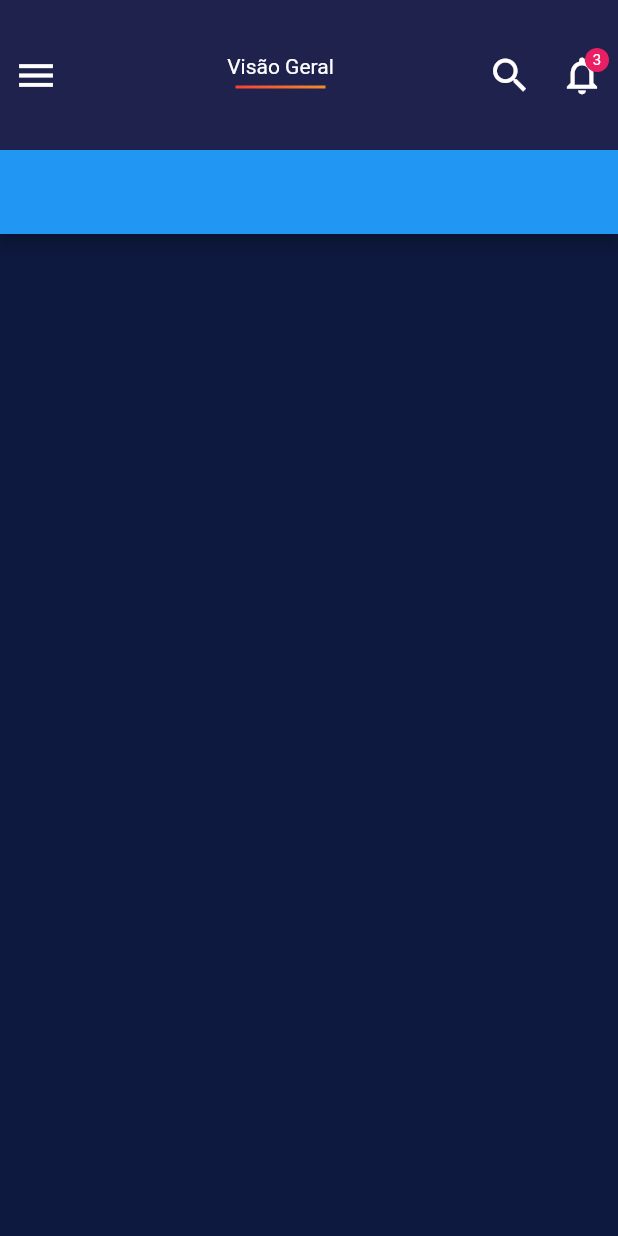
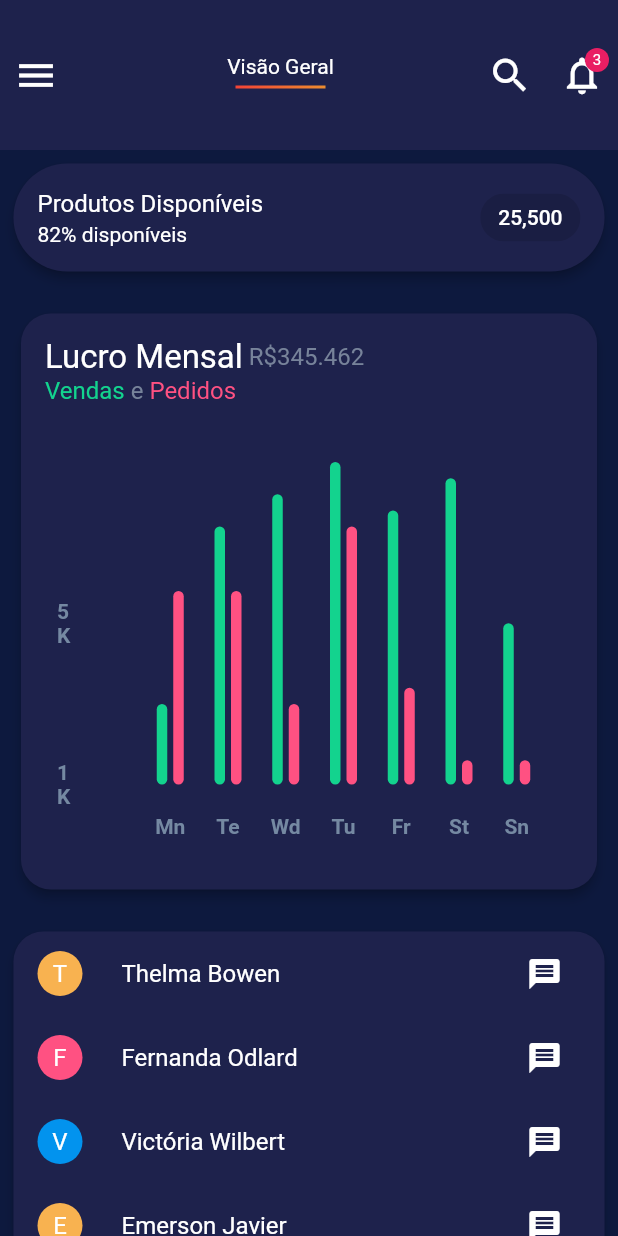
Before and after one commit to zAndreyG/Flutter-Responsive-Mobile-Web-App, a Flutter app: the screen it shows after launch, on a phone screen of 412 x 824 dp. Run offline on Flutter 3.47's test engine with Material 2 defaults, Android fonts, the phone set to English and light mode, and no system bars; drawn by our look-alikes of auto_size_text, fl_chart; our stand-ins replace flutter_svg, google_fonts.

Commit message:
Adding Center Panel
- Person List;
- Linear Graph.

```diff
--- /dev/null
+++ b/responsive_ui_panel/lib/panerl_center/linear_graph.dart
@@ -0,0 +1,300 @@
+import 'package:auto_size_text/auto_size_text.dart';
+import 'package:fl_chart/fl_chart.dart';
+import 'package:flutter/material.dart';
+import 'package:flutter/gestures.dart';
+import 'package:responsive_ui_panel/constants.dart';
+
+class BarChartSample2 extends StatefulWidget {
+  @override
+  State<StatefulWidget> createState() => BarChartSample2State();
+}
+
+class BarChartSample2State extends State<BarChartSample2> {
+  final Color leftBarColor = Constants.greenLight;
+  final Color rightBarColor = Constants.redLight;
+  final double width = 7;
+
+  late List<BarChartGroupData> rawBarGroups;
+  late List<BarChartGroupData> showingBarGroups;
+
+  int touchedGroupIndex = -1;
+
+  @override
+  void initState() {
+    super.initState();
+    final barGroup1 = makeGroupData(0, 5, 12);
+    final barGroup2 = makeGroupData(1, 16, 12);
+    final barGroup3 = makeGroupData(2, 18, 5);
+    final barGroup4 = makeGroupData(3, 20, 16);
+    final barGroup5 = makeGroupData(4, 17, 6);
+    final barGroup6 = makeGroupData(5, 19, 1.5);
+    final barGroup7 = makeGroupData(6, 10, 1.5);
+
+    final items = [
+      barGroup1,
+      barGroup2,
+      barGroup3,
+      barGroup4,
+      barGroup5,
+      barGroup6,
+      barGroup7,
+    ];
+
+    rawBarGroups = items;
+
+    showingBarGroups = rawBarGroups;
+  }
+
+  @override
+  Widget build(BuildContext context) {
+    return Padding(
+      padding: const EdgeInsets.only(
+        left: Constants.kPadding / 2,
+        right: Constants.kPadding / 2,
+        top: Constants.kPadding,
+      ),
+      child: AspectRatio(
+        aspectRatio: 1,
+        child: Card(
+          elevation: 3,
+          shape:
+              RoundedRectangleBorder(borderRadius: BorderRadius.circular(20)),
+          color: Constants.purpleLight,
+          child: Padding(
+            padding: const EdgeInsets.all(16),
+            child: Column(
+              crossAxisAlignment: CrossAxisAlignment.stretch,
+              mainAxisAlignment: MainAxisAlignment.start,
+              mainAxisSize: MainAxisSize.max,
+              children: <Widget>[
+                Row(
+                  crossAxisAlignment: CrossAxisAlignment.center,
+                  mainAxisSize: MainAxisSize.min,
+                  mainAxisAlignment: MainAxisAlignment.start,
+                  children: <Widget>[
+                    const Text(
+                      'Lucro Mensal',
+                      style: TextStyle(color: Colors.white, fontSize: 22),
+                    ),
+                    SizedBox(width: 4),
+                    AutoSizeText(
+                      r'R$345.462',
+                      style: TextStyle(color: Color(0xff77839a), fontSize: 16),
+                      maxLines: 1,
+                      overflow: TextOverflow.ellipsis,
+                    ),
+                  ],
+                ),
+                Row(
+                  crossAxisAlignment: CrossAxisAlignment.center,
+                  mainAxisSize: MainAxisSize.min,
+                  mainAxisAlignment: MainAxisAlignment.start,
+                  children: <Widget>[
+                    Text(
+                      'Vendas',
+                      style: TextStyle(color: leftBarColor, fontSize: 16),
+                    ),
+                    SizedBox(width: 4),
+                    const Text(
+                      'e',
+                      style: TextStyle(color: Color(0xff77839a), fontSize: 16),
+                    ),
+                    SizedBox(width: 4),
+                    Text(
+                      'Pedidos',
+                      style: TextStyle(color: rightBarColor, fontSize: 16),
+                    ),
+                  ],
+                ),
+                const SizedBox(
+                  height: 38,
+                ),
+                Expanded(
+                  child: Padding(
+                    padding: const EdgeInsets.symmetric(horizontal: 8.0),
+                    child: BarChart(
+                      BarChartData(
+                        maxY: 20,
+                        barTouchData: BarTouchData(
+                            touchTooltipData: BarTouchTooltipData(
+                              tooltipBgColor: Colors.grey,
+                              getTooltipItem: (_a, _b, _c, _d) => null,
+                            ),
+                            touchCallback: (response) {
+                              if (response.spot == null) {
+                                setState(() {
+                                  touchedGroupIndex = -1;
+                                  showingBarGroups = List.of(rawBarGroups);
+                                });
+                                return;
+                              }
+
+                              touchedGroupIndex =
+                                  response.spot!.touchedBarGroupIndex;
+
+                              setState(() {
+                                if (response.touchInput is PointerExitEvent ||
+                                    response.touchInput is PointerUpEvent) {
+                                  touchedGroupIndex = -1;
+                                  showingBarGroups = List.of(rawBarGroups);
+                                } else {
+                                  showingBarGroups = List.of(rawBarGroups);
+                                  if (touchedGroupIndex != -1) {
+                                    var sum = 0.0;
+                                    for (var rod
+                                        in showingBarGroups[touchedGroupIndex]
+                                            .barRods) {
+                                      sum += rod.y;
+                                    }
+                                    final avg = sum /
+                                        showingBarGroups[touchedGroupIndex]
+                                            .barRods
+                                            .length;
+
+                                    showingBarGroups[touchedGroupIndex] =
+                                        showingBarGroups[touchedGroupIndex]
+                                            .copyWith(
+                                      barRods:
+                                          showingBarGroups[touchedGroupIndex]
+                                              .barRods
+                                              .map((rod) {
+                                        return rod.copyWith(y: avg);
+                                      }).toList(),
+                                    );
+                                  }
+                                }
+                              });
+                            }),
+                        titlesData: FlTitlesData(
+                          show: true,
+                          bottomTitles: SideTitles(
+                            showTitles: true,
+                            getTextStyles: (value) => const TextStyle(
+                                color: Color(0xff7589a2),
+                                fontWeight: FontWeight.bold,
+                                fontSize: 14),
+                            margin: 20,
+                            getTitles: (double value) {
+                              switch (value.toInt()) {
+                                case 0:
+                                  return 'Mn';
+                                case 1:
+                                  return 'Te';
+                                case 2:
+                                  return 'Wd';
+                                case 3:
+                                  return 'Tu';
+                                case 4:
+                                  return 'Fr';
+                                case 5:
+                                  return 'St';
+                                case 6:
+                                  return 'Sn';
+                                default:
+                                  return '';
+                              }
+                            },
+                          ),
+                          leftTitles: SideTitles(
+                            showTitles: true,
+                            getTextStyles: (value) => const TextStyle(
+                                color: Color(0xff7589a2),
+                                fontWeight: FontWeight.bold,
+                                fontSize: 14),
+                            margin: 32,
+                            reservedSize: 14,
+                            getTitles: (value) {
+                              if (value == 0) {
+                                return '1K';
+                              } else if (value == 10) {
+                                return '5K';
+                              } else if (value == 19) {
+                                return '10K';
+                              } else {
+                                return '';
+                              }
+                            },
+                          ),
+                        ),
+                        borderData: FlBorderData(
+                          show: false,
+                        ),
+                        barGroups: showingBarGroups,
+                      ),
+                    ),
+                  ),
+                ),
+                const SizedBox(
+                  height: 12,
+                ),
+              ],
+            ),
+          ),
+        ),
+      ),
+    );
+  }
+
+  BarChartGroupData makeGroupData(int x, double y1, double y2) {
+    return BarChartGroupData(barsSpace: 4, x: x, barRods: [
+      BarChartRodData(
+        y: y1,
+        colors: [leftBarColor],
+        width: width,
+      ),
+      BarChartRodData(
+        y: y2,
+        colors: [rightBarColor],
+        width: width,
+      ),
+    ]);
+  }
+
+  Widget makeTransactionsIcon() {
+    const width = 4.5;
+    const space = 3.5;
+    return Row(
+      mainAxisSize: MainAxisSize.min,
+      crossAxisAlignment: CrossAxisAlignment.center,
+      children: <Widget>[
+        Container(
+          width: width,
+          height: 10,
+          color: Colors.white.withOpacity(0.4),
+        ),
+        const SizedBox(
+          width: space,
+        ),
+        Container(
+          width: width,
+          height: 28,
+          color: Colors.white.withOpacity(0.8),
+        ),
+        const SizedBox(
+          width: space,
+        ),
+        Container(
+          width: width,
+          height: 42,
+          color: Colors.white.withOpacity(1),
+        ),
+        const SizedBox(
+          width: space,
+        ),
+        Container(
+          width: width,
+          height: 28,
+          color: Colors.white.withOpacity(0.8),
+        ),
+        const SizedBox(
+          width: space,
+        ),
+        Container(
+          width: width,
+          height: 10,
+          color: Colors.white.withOpacity(0.4),
+        ),
+      ],
+    );
+  }
+}
--- a/responsive_ui_panel/lib/panerl_center/panel_center_page.dart
+++ b/responsive_ui_panel/lib/panerl_center/panel_center_page.dart
@@ -1,4 +1,12 @@
 import 'package:flutter/material.dart';
+import '../constants.dart';
+import 'linear_graph.dart';
+
+class Person {
+  String name;
+  Color color;
+  Person({required this.name, required this.color});
+}
 
 class PanelCenterPage extends StatefulWidget {
   @override
@@ -6,11 +14,110 @@
 }
 
 class _PanelCenterPageState extends State<PanelCenterPage> {
+  List<Person> _persons = [
+    Person(name: 'Thelma Bowen', color: Constants.orangeLight),
+    Person(name: 'Fernanda Odlard', color: Constants.redLight),
+    Person(name: 'Victória Wilbert', color: Constants.blueLight),
+    Person(name: 'Emerson Javier', color: Constants.orangeLight),
+    Person(name: 'Neide Felicia', color: Constants.greenLight),
+    Person(name: 'Amanda Clodes', color: Constants.orangeLight),
+    Person(name: 'Emillie Huston', color: Constants.redLight),
+    Person(name: 'Carlos Eduardo', color: Constants.blueLight),
+    Person(name: 'Helder Evaristo', color: Constants.redLight),
+    Person(name: 'Gabriel Bernardino', color: Constants.greenLight),
+  ];
+
   @override
   Widget build(BuildContext context) {
     return Scaffold(
-      appBar: AppBar(
-        backgroundColor: Colors.blue,
+      body: SingleChildScrollView(
+        child: Column(
+          children: [
+            Padding(
+              padding: const EdgeInsets.only(
+                left: Constants.kPadding / 2,
+                right: Constants.kPadding / 2,
+                top: Constants.kPadding / 2,
+              ),
+              child: Card(
+                color: Constants.purpleLight,
+                elevation: 3,
+                shape: RoundedRectangleBorder(
+                  borderRadius: BorderRadius.circular(50),
+                ),
+                child: Container(
+                  width: double.infinity,
+                  child: ListTile(
+                    title: Text(
+                      'Produtos Disponíveis',
+                      style: TextStyle(color: Colors.white),
+                    ),
+                    subtitle: Text(
+                      '82% disponíveis',
+                      style: TextStyle(color: Colors.white),
+                    ),
+                    trailing: Chip(
+                      label: Text(
+                        '25,500',
+                        style: TextStyle(color: Colors.white),
+                      ),
+                    ),
+                  ),
+                ),
+              ),
+            ),
+            Padding(
+              padding: const EdgeInsets.only(
+                bottom: Constants.kPadding,
+                left: Constants.kPadding / 2,
+                right: Constants.kPadding / 2,
+                top: Constants.kPadding,
+              ),
+              child: BarChartSample2(),
+            ),
+            Padding(
+              padding: const EdgeInsets.only(
+                bottom: Constants.kPadding,
+                left: Constants.kPadding / 2,
+                right: Constants.kPadding / 2,
+                top: Constants.kPadding,
+              ),
+              child: Card(
+                color: Constants.purpleLight,
+                elevation: 3,
+                shape: RoundedRectangleBorder(
+                  borderRadius: BorderRadius.circular(20),
+                ),
+                child: Column(
+                  children: List.generate(
+                    _persons.length,
+                    (index) => ListTile(
+                      leading: CircleAvatar(
+                        radius: 15,
+                        child: Text(
+                          _persons[index].name.substring(0, 1),
+                          style: TextStyle(color: Colors.white),
+                        ),
+                        backgroundColor: _persons[index].color,
+                      ),
+                      title: Text(
+                        _persons[index].name,
+                        style: TextStyle(color: Colors.white),
+                      ),
+                      trailing: IconButton(
+                        onPressed: () {},
+                        icon: Icon(
+                          Icons.message,
+                          color: Colors.white,
+                        ),
+                      ),
+                    ),
+                  ),
+                ),
+              ),
+            )
+          ],
+        ),
       ),
     );
   }
--- a/responsive_ui_panel/pubspec.yaml
+++ b/responsive_ui_panel/pubspec.yaml
@@ -24,6 +24,7 @@
   flutter:
     sdk: flutter
   fl_chart: ^0.36.3
+  auto_size_text: ^3.0.0-nullsafety.0
 
 
   # The following adds the Cupertino Icons font to your application.
```
Also changed, not shown: responsive_ui_panel/pubspec.lock, 1 other file.
